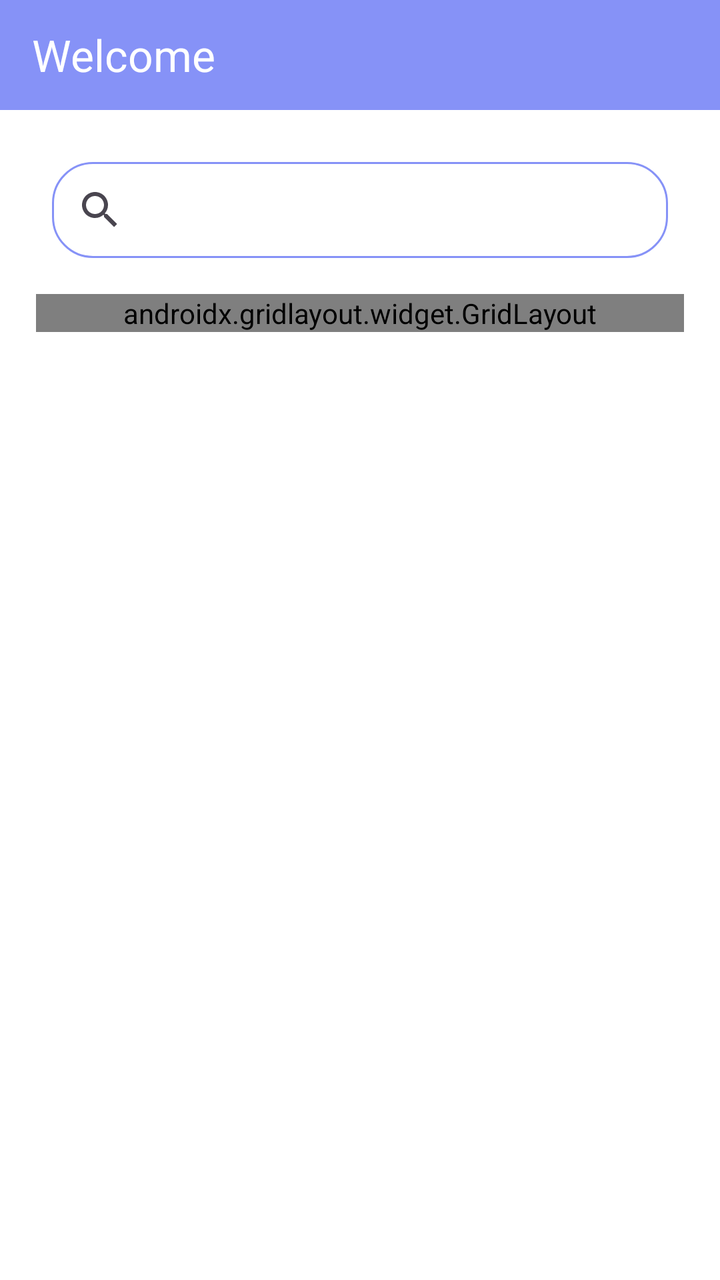
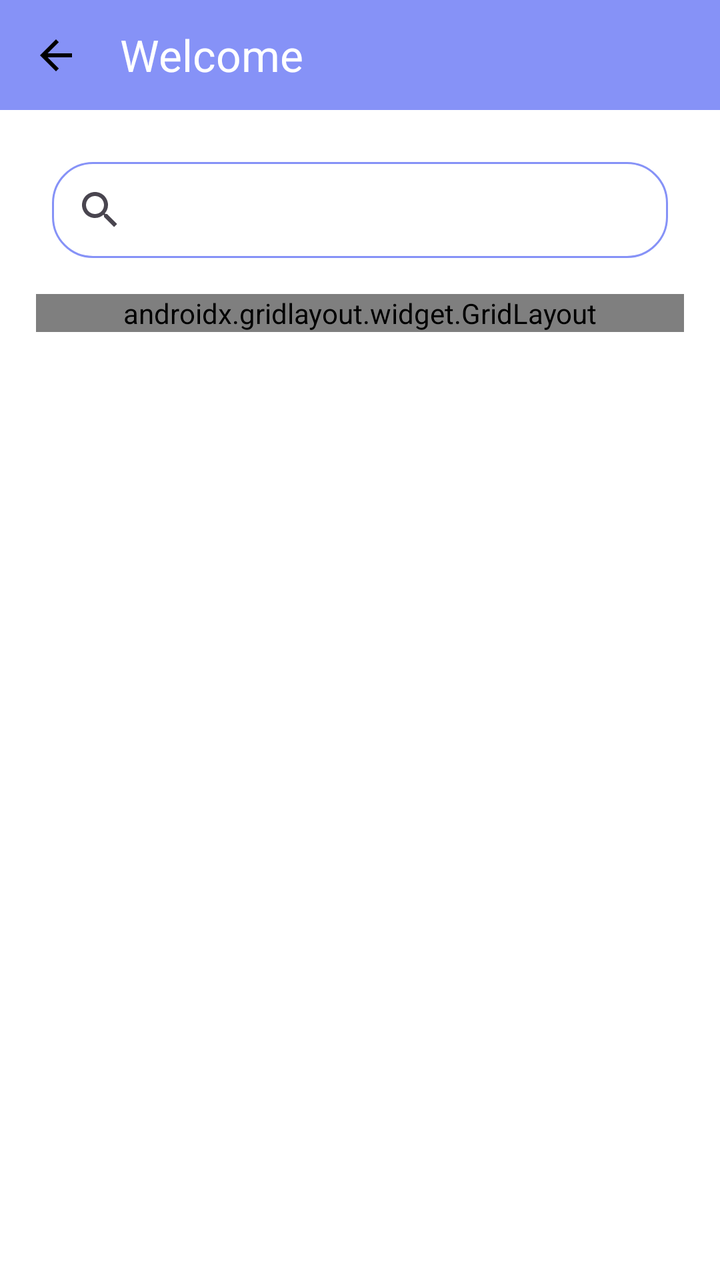

An Android layout rendered at two revisions. The XML below is the earlier revision; the diff shows what the commit changed to produce the second picture.
<!-- AndroidManifest.xml: application theme Theme.TSTAR -->
<!-- res/layout/fragment_t_home.xml -->
<?xml version="1.0" encoding="utf-8"?>
<androidx.constraintlayout.widget.ConstraintLayout
    xmlns:android="http://schemas.android.com/apk/res/android"
    xmlns:app="http://schemas.android.com/apk/res-auto"
    xmlns:tools="http://schemas.android.com/tools"
    android:layout_width="match_parent"
    android:layout_height="match_parent"
    android:background="@color/white"
    android:fitsSystemWindows="true"
    tools:context=".TEACHERACTIVITIES.TFragment.THomeFragment">



    
    <com.google.android.material.appbar.MaterialToolbar
        android:id="@+id/toolbar"
        android:layout_width="0dp"
        android:layout_height="55dp"
        app:title="Welcome"
        app:titleTextColor="@color/white"
        android:background="@color/Lavender"
        app:layout_constraintTop_toTopOf="parent"
        app:layout_constraintStart_toStartOf="parent"
        app:layout_constraintEnd_toEndOf="parent" />


    
    <androidx.core.widget.NestedScrollView
        android:id="@+id/scroll"
        android:layout_width="0dp"
        android:layout_height="0dp"
        android:padding="10dp"
        app:layout_constraintTop_toBottomOf="@id/toolbar"
        app:layout_constraintStart_toStartOf="parent"
        app:layout_constraintEnd_toEndOf="parent"
        app:layout_constraintBottom_toBottomOf="parent">

        <LinearLayout
            android:id="@+id/contentContainer"
            android:orientation="vertical"
            android:layout_width="match_parent"
            android:layout_height="wrap_content"
            android:padding="8dp">

            
            <androidx.appcompat.widget.SearchView
                android:id="@+id/searchViewGrid"
                android:layout_width="match_parent"
                android:layout_height="48dp"
                app:queryHint="Search here..."
                android:iconifiedByDefault="false"
                android:background="@drawable/s_edittext_border"
                android:layout_margin="8dp" />

            
            <androidx.gridlayout.widget.GridLayout
                android:id="@+id/gridActions"
                android:layout_width="match_parent"
                android:layout_height="wrap_content"
                app:columnCount="2"
                app:useDefaultMargins="true"
                android:layout_marginTop="10dp"
                app:alignmentMode="alignMargins">

                
                <androidx.cardview.widget.CardView
                    android:id="@+id/cardCreateAssignment"
                    android:layout_width="0dp"
                    android:layout_height="140dp"
                    app:layout_columnWeight="1"
                    app:cardCornerRadius="14dp"
                    app:cardElevation="6dp"
                    android:foreground="?attr/selectableItemBackground">

                    <LinearLayout
                        android:orientation="vertical"
                        android:gravity="center"
                        android:background="@color/white"
                        android:layout_width="match_parent"
                        android:layout_height="match_parent">

                        <ImageView
                            android:layout_width="48dp"
                            android:layout_height="48dp"
                            android:src="@drawable/s_notes"
                            app:tint="@color/black"/>

                        <TextView
                            android:layout_width="wrap_content"
                            android:layout_height="wrap_content"
                            android:text="Assignment"
                            android:textSize="15sp"
                            android:textColor="@color/black"
                            android:layout_marginTop="8dp"/>
                    </LinearLayout>
                </androidx.cardview.widget.CardView>

                
                <androidx.cardview.widget.CardView
                    android:id="@+id/cardAttendance"
                    android:layout_width="0dp"
                    android:layout_height="140dp"
                    app:layout_columnWeight="1"
                    app:cardCornerRadius="14dp"
                    app:cardElevation="6dp"
                    android:foreground="?attr/selectableItemBackground">

                    <LinearLayout
                        android:orientation="vertical"
                        android:gravity="center"
                        android:background="@color/white"
                        android:layout_width="match_parent"
                        android:layout_height="match_parent">

                        <ImageView
                            android:layout_width="48dp"
                            android:layout_height="48dp"
                            android:src="@drawable/s_attendance"
                            app:tint="@color/black"/>

                        <TextView
                            android:layout_width="wrap_content"
                            android:layout_height="wrap_content"
                            android:text="Attendance"
                            android:textSize="15sp"
                            android:textColor="@color/black"
                            android:layout_marginTop="8dp"/>
                    </LinearLayout>
                </androidx.cardview.widget.CardView>

                
                <androidx.cardview.widget.CardView
                    android:id="@+id/cardCreateEvent"
                    android:layout_width="0dp"
                    android:layout_height="140dp"
                    app:layout_columnWeight="1"
                    app:cardCornerRadius="14dp"
                    app:cardElevation="6dp"
                    android:foreground="?attr/selectableItemBackground">

                    <LinearLayout
                        android:orientation="vertical"
                        android:gravity="center"
                        android:background="@color/white"
                        android:layout_width="match_parent"
                        android:layout_height="match_parent">

                        <ImageView
                            android:layout_width="48dp"
                            android:layout_height="48dp"
                            android:src="@drawable/s_event_check"
                            app:tint="@color/black"/>

                        <TextView
                            android:layout_width="wrap_content"
                            android:layout_height="wrap_content"
                            android:text="Event"
                            android:textSize="15sp"
                            android:textColor="@color/black"
                            android:layout_marginTop="8dp"/>
                    </LinearLayout>
                </androidx.cardview.widget.CardView>

                
                <androidx.cardview.widget.CardView
                    android:id="@+id/cardChat"
                    android:layout_width="0dp"
                    android:layout_height="140dp"
                    app:layout_columnWeight="1"
                    app:cardCornerRadius="14dp"
                    app:cardElevation="6dp"
                    android:foreground="?attr/selectableItemBackground">

                    <LinearLayout
                        android:orientation="vertical"
                        android:gravity="center"
                        android:background="@color/white"
                        android:layout_width="match_parent"
                        android:layout_height="match_parent">

                        <ImageView
                            android:layout_width="48dp"
                            android:layout_height="48dp"
                            android:src="@drawable/s_chat"
                            app:tint="@color/black"/>

                        <TextView
                            android:layout_width="wrap_content"
                            android:layout_height="wrap_content"
                            android:text="Chat with Student"
                            android:textSize="15sp"
                            android:textColor="@color/black"
                            android:layout_marginTop="8dp"/>
                    </LinearLayout>
                </androidx.cardview.widget.CardView>

                
                <androidx.cardview.widget.CardView
                    android:id="@+id/cardStudents"
                    android:layout_width="0dp"
                    android:layout_height="140dp"
                    app:layout_columnWeight="1"
                    app:cardCornerRadius="14dp"
                    app:cardElevation="6dp"
                    android:foreground="?attr/selectableItemBackground">

                    <LinearLayout
                        android:orientation="vertical"
                        android:gravity="center"
                        android:background="@color/white"
                        android:layout_width="match_parent"
                        android:layout_height="match_parent">

                        <ImageView
                            android:layout_width="48dp"
                            android:layout_height="48dp"
                            android:src="@drawable/tstudent"
                            app:tint="@color/black"/>

                        <TextView
                            android:layout_width="wrap_content"
                            android:layout_height="wrap_content"
                            android:text="Students"
                            android:textSize="15sp"
                            android:textColor="@color/black"
                            android:layout_marginTop="8dp"/>
                    </LinearLayout>
                </androidx.cardview.widget.CardView>

                
                <androidx.cardview.widget.CardView
                    android:id="@+id/cardResources"
                    android:layout_width="0dp"
                    android:layout_height="140dp"
                    app:layout_columnWeight="1"
                    app:cardCornerRadius="14dp"
                    app:cardElevation="6dp"
                    android:foreground="?attr/selectableItemBackground">

                    <LinearLayout
                        android:orientation="vertical"
                        android:gravity="center"
                        android:background="@color/white"
                        android:layout_width="match_parent"
                        android:layout_height="match_parent">

                        <ImageView
                            android:layout_width="48dp"
                            android:layout_height="48dp"
                            android:src="@drawable/s_studymaterial"
                            app:tint="@color/black"/>

                        <TextView
                            android:layout_width="wrap_content"
                            android:layout_height="wrap_content"
                            android:text="Resources"
                            android:textSize="15sp"
                            android:textColor="@color/black"
                            android:layout_marginTop="8dp"/>
                    </LinearLayout>
                </androidx.cardview.widget.CardView>

                
                <androidx.cardview.widget.CardView
                    android:id="@+id/cardNotifications"
                    android:layout_width="match_parent"
                    android:layout_height="100dp"
                    app:layout_columnSpan="2"
                    app:cardCornerRadius="14dp"
                    app:cardElevation="6dp"
                    android:layout_margin="10dp"
                    android:foreground="?attr/selectableItemBackground">

                    <LinearLayout
                        android:orientation="horizontal"
                        android:padding="16dp"
                        android:gravity="center_vertical"
                        android:background="@color/white"
                        android:layout_width="match_parent"
                        android:layout_height="match_parent">

                        <ImageView
                            android:layout_width="40dp"
                            android:layout_height="40dp"
                            android:src="@drawable/s_notification"
                            app:tint="@color/black"/>

                        <TextView
                            android:layout_width="wrap_content"
                            android:layout_height="wrap_content"
                            android:text="Send Notification"
                            android:textSize="18sp"
                            android:textColor="@color/black"
                            android:layout_marginStart="16dp"/>
                    </LinearLayout>

                </androidx.cardview.widget.CardView>

            </androidx.gridlayout.widget.GridLayout>

        </LinearLayout>

    </androidx.core.widget.NestedScrollView>

</androidx.constraintlayout.widget.ConstraintLayout>
<!-- resources referenced by this layout -->
<resources>
  <color name="Lavender">#8692f7</color>
  <color name="black">#FF000000</color>
  <color name="white">#FFFFFF</color>
  <!-- drawable s_attendance: png bitmap (drawable, 4742 bytes) -->
  <!-- drawable s_chat: png bitmap (drawable, 2592 bytes) -->
  <!-- drawable s_edittext_border (drawable) -->
  <?xml version="1.0" encoding="utf-8"?>
  <shape
      xmlns:android="http://schemas.android.com/apk/res/android"
      android:shape="rectangle">
  
      <stroke
          android:width="1.1dp"
          android:color="@color/Lavender"/>
      <corners
          android:radius="20dp"/>
  
      <solid
          android:color="@color/white"/>
  
  
  
  
  </shape>
  <!-- drawable s_event_check: png bitmap (drawable, 2062 bytes) -->
  <!-- drawable s_notes: png bitmap (drawable, 3730 bytes) -->
  <!-- drawable s_notification: png bitmap (drawable, 2516 bytes) -->
  <!-- drawable s_studymaterial: png bitmap (drawable, 2387 bytes) -->
  <!-- drawable tstudent: png bitmap (drawable, 32946 bytes) -->
  <style name="Theme.TSTAR" parent="Base.Theme.TSTAR" />
  <style name="Base.Theme.TSTAR" parent="Theme.Material3.DayNight.NoActionBar">
          
          
      </style>
</resources>

<!-- the commit's change to res/layout/fragment_t_home.xml (unified diff, before → after) -->
@@ -18,6 +18,7 @@
         android:layout_height="55dp"
         app:title="Welcome"
         app:titleTextColor="@color/white"
+        app:navigationIcon="@drawable/arrow_back"
         android:background="@color/Lavender"
         app:layout_constraintTop_toTopOf="parent"
         app:layout_constraintStart_toStartOf="parent"
<!-- resource entries referenced after the edit -->
@@ -3,6 +3,12 @@
   <color name="Lavender">#8692f7</color>
   <color name="black">#FF000000</color>
   <color name="white">#FFFFFF</color>
+  <!-- drawable arrow_back (drawable) -->
+  <vector xmlns:android="http://schemas.android.com/apk/res/android" android:autoMirrored="true" android:height="24dp" android:tint="#000000" android:viewportHeight="24" android:viewportWidth="24" android:width="24dp">
+        
+      <path android:fillColor="@android:color/white" android:pathData="M20,11H7.83l5.59,-5.59L12,4l-8,8 8,8 1.41,-1.41L7.83,13H20v-2z"/>
+      
+  </vector>
   <!-- drawable s_attendance: png bitmap (drawable, 4742 bytes) -->
   <!-- drawable s_chat: png bitmap (drawable, 2592 bytes) -->
   <!-- drawable s_edittext_border (drawable) -->
